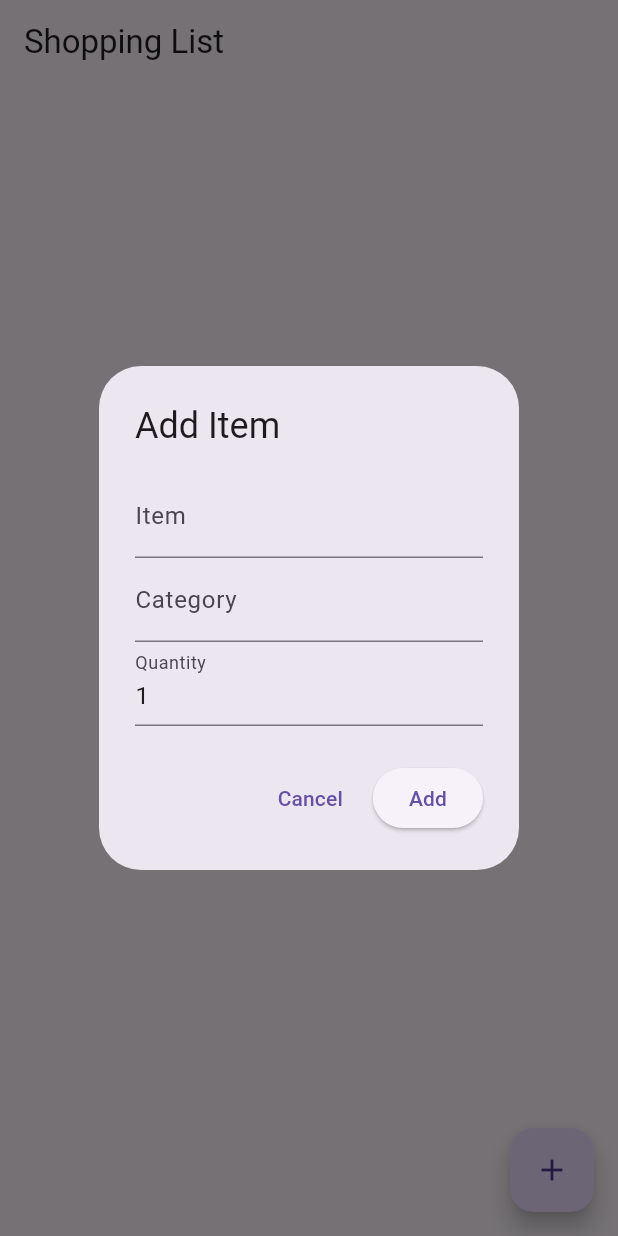
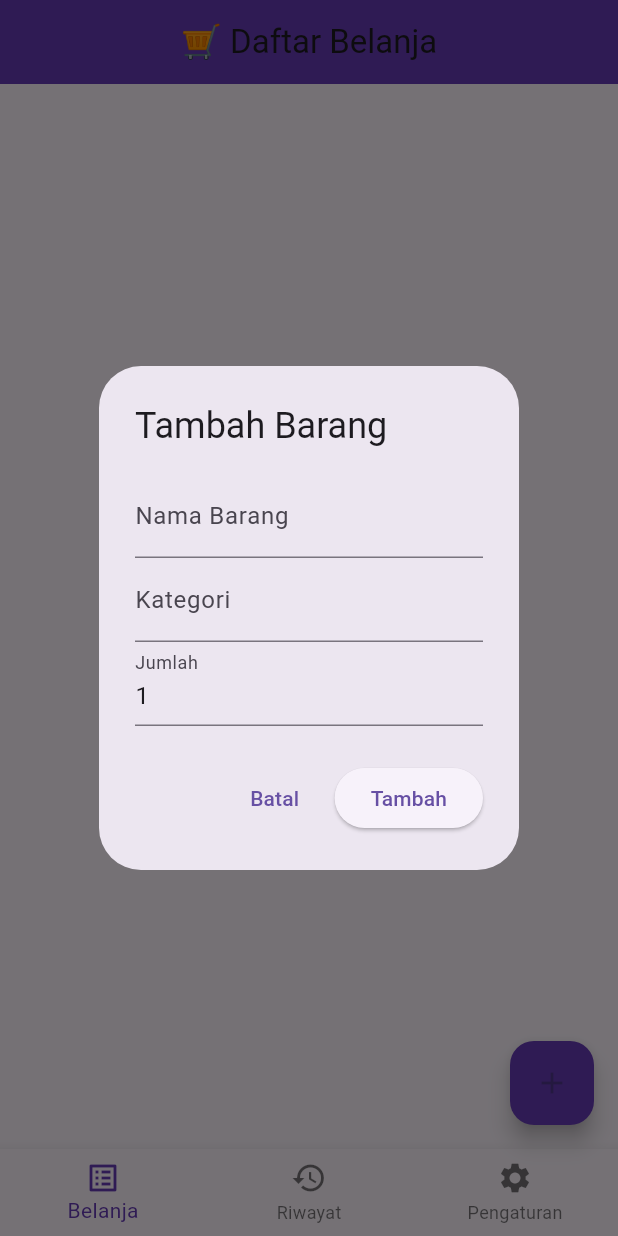
Before and after one commit to Bunny20109/CheckIt, a Flutter app: the screen it shows after launch, after a tap on the "add" icon, on a phone screen of 412 x 824 dp. Run offline on Flutter 3.47's test engine with Material 3 defaults, Android fonts, the phone set to English and light mode, and no system bars; our stand-ins replace shared_preferences.

Commit message:
penambahan Appbar dan Navbar

```diff
--- a/checkit/lib/pages/home_page.dart
+++ b/checkit/lib/pages/home_page.dart
@@ -11,6 +11,7 @@ class HomePage extends StatefulWidget {
 
 class _HomePageState extends State<HomePage> {
   List<ShoppingItem> items = [];
+  int _selectedIndex = 0;
 
   @override
   void initState() {
@@ -36,7 +37,9 @@ class _HomePageState extends State<HomePage> {
 
   void addItem(String name, String category, int quantity) {
     setState(() {
-      items.add(ShoppingItem(name: name, category: category, quantity: quantity));
+      items.add(
+        ShoppingItem(name: name, category: category, quantity: quantity),
+      );
     });
     saveItems();
   }
@@ -64,23 +67,34 @@ class _HomePageState extends State<HomePage> {
 
     showDialog(
       context: context,
-      builder: (_) => AlertDialog(
-        title: const Text('Add Item'),
+      builder:
+          (_) => AlertDialog(
+            title: const Text('Tambah Barang'),
             content: Column(
               mainAxisSize: MainAxisSize.min,
               children: [
-            TextField(controller: nameController, decoration: const InputDecoration(labelText: 'Item')),
-            TextField(controller: categoryController, decoration: const InputDecoration(labelText: 'Category')),
-            TextField(controller: quantityController, decoration: const InputDecoration(labelText: 'Quantity'), keyboardType: TextInputType.number),
+                TextField(
+                  controller: nameController,
+                  decoration: const InputDecoration(labelText: 'Nama Barang'),
+                ),
+                TextField(
+                  controller: categoryController,
+                  decoration: const InputDecoration(labelText: 'Kategori'),
+                ),
+                TextField(
+                  controller: quantityController,
+                  decoration: const InputDecoration(labelText: 'Jumlah'),
+                  keyboardType: TextInputType.number,
+                ),
               ],
             ),
             actions: [
               TextButton(
-            child: const Text('Cancel'),
+                child: const Text('Batal'),
                 onPressed: () => Navigator.pop(context),
               ),
               ElevatedButton(
-            child: const Text('Add'),
+                child: const Text('Tambah'),
                 onPressed: () {
                   addItem(
                     nameController.text,
@@ -95,31 +109,28 @@ class _HomePageState extends State<HomePage> {
     );
   }
 
-  @override
-  Widget build(BuildContext context) {
+  Widget buildShoppingList() {
     Map<String, List<ShoppingItem>> groupedItems = {};
     for (var item in items) {
       groupedItems[item.category] = groupedItems[item.category] ?? [];
       groupedItems[item.category]!.add(item);
     }
 
-    return Scaffold(
-      appBar: AppBar(title: const Text('Shopping List')),
-      floatingActionButton: FloatingActionButton(
-        onPressed: showAddDialog,
-        child: const Icon(Icons.add),
-      ),
-      body: ReorderableListView(
+    return ReorderableListView(
       onReorder: reorderItems,
-        children: groupedItems.entries
-            .expand((entry) {
+      padding: const EdgeInsets.only(bottom: 80),
+      children:
+          groupedItems.entries.expand((entry) {
             final category = entry.key;
             final list = entry.value;
             return [
               ListTile(
                 key: ValueKey('header_$category'),
-                  title: Text(category, style: const TextStyle(fontWeight: FontWeight.bold)),
-                  tileColor: Colors.grey.shade300,
+                title: Text(
+                  category,
+                  style: const TextStyle(fontWeight: FontWeight.bold),
+                ),
+                tileColor: Colors.deepPurple.shade100,
               ),
               ...list.map((item) {
                 final index = items.indexOf(item);
@@ -128,11 +139,55 @@ class _HomePageState extends State<HomePage> {
                   title: Text('${item.name} (x${item.quantity})'),
                   value: item.isChecked,
                   onChanged: (_) => toggleCheck(index),
+                  secondary: const Icon(Icons.check_box_outlined),
                 );
-                }).toList()
+              }).toList(),
             ];
-            })
-            .toList(),
+          }).toList(),
+    );
+  }
+
+  Widget buildPageContent() {
+    if (_selectedIndex == 0) {
+      return buildShoppingList();
+    } else if (_selectedIndex == 1) {
+      return const Center(child: Text("Riwayat Belanja (dalam pengembangan)"));
+    } else {
+      return const Center(
+        child: Text("Pengaturan Aplikasi (dalam pengembangan)"),
+      );
+    }
+  }
+
+  @override
+  Widget build(BuildContext context) {
+    return Scaffold(
+      appBar: AppBar(
+        title: const Text('🛒 Daftar Belanja'),
+        backgroundColor: Colors.deepPurple,
+        centerTitle: true,
+      ),
+      body: buildPageContent(),
+      floatingActionButton:
+          _selectedIndex == 0
+              ? FloatingActionButton(
+                onPressed: showAddDialog,
+                backgroundColor: Colors.deepPurple,
+                child: const Icon(Icons.add),
+              )
+              : null,
+      bottomNavigationBar: BottomNavigationBar(
+        currentIndex: _selectedIndex,
+        selectedItemColor: Colors.deepPurple,
+        onTap: (index) => setState(() => _selectedIndex = index),
+        items: const [
+          BottomNavigationBarItem(icon: Icon(Icons.list_alt), label: 'Belanja'),
+          BottomNavigationBarItem(icon: Icon(Icons.history), label: 'Riwayat'),
+          BottomNavigationBarItem(
+            icon: Icon(Icons.settings),
+            label: 'Pengaturan',
+          ),
+        ],
       ),
     );
   }
```
Lines whose indentation alone changed are shown as unchanged.
